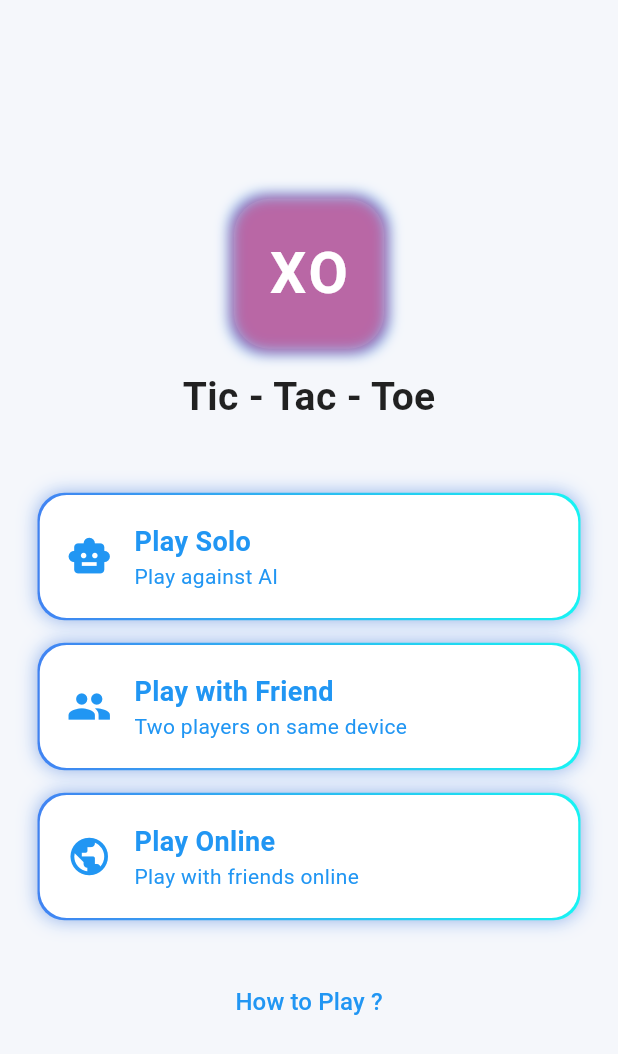
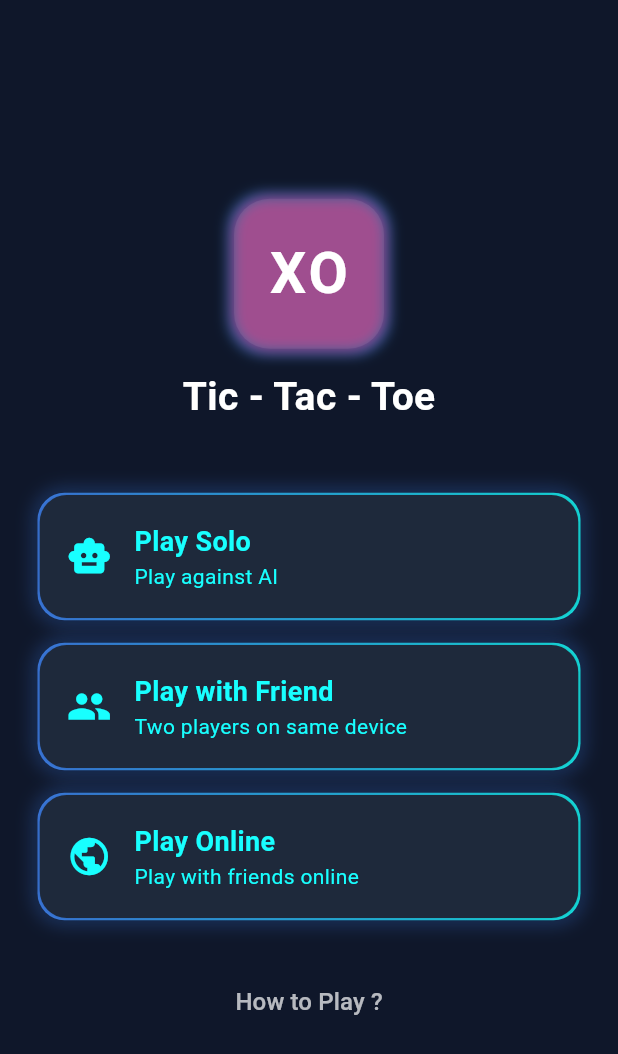
Before and after one commit to subhadip420/Tic_Tac_Toe_Game, a Flutter app: the screen it shows after launch, on a phone screen of 412 x 824 dp. Shown: the top 1054 px of the screen. Run offline on Flutter 3.47's test engine with Material 3 defaults, Android fonts, the phone set to English and light mode, and no system bars; our stand-ins replace app_links, audioplayers, confetti, connectivity_plus, firebase_core, firebase_database and 8 more; missing offline and left inert: dart:js_interop; accounts and stored records are empty.

Commit message:
fixed dialog theme and app theme

```diff
--- a/lib/main.dart
+++ b/lib/main.dart
@@ -25,6 +25,8 @@ void main() async {
 
 final GlobalKey<NavigatorState> navigatorKey = GlobalKey<NavigatorState>();
 
+bool isDark = true;
+
 class TicTacToeApp extends StatelessWidget {
   const TicTacToeApp({super.key});
 
@@ -34,7 +36,13 @@ class TicTacToeApp extends StatelessWidget {
       navigatorKey: navigatorKey,
       debugShowCheckedModeBanner: false,
       title: "Tic Tac Toe",
-      themeMode: ThemeMode.system,
+
+      //themeMode: ThemeMode.system,
+
+      themeMode: isDark
+          ? ThemeMode.dark
+          : ThemeMode.light,
+
 
       // LIGHT THEME
       theme: ThemeData(
@@ -71,7 +79,7 @@ class _HomePageState extends State<HomePage>
   @override
   void initState() {
     super.initState();
-
+    loadTheme();
     controller = AnimationController(
       vsync: this,
       duration: const Duration(seconds: 2),
@@ -99,12 +107,20 @@ class _HomePageState extends State<HomePage>
     controller.dispose();
     super.dispose();
   }
+  Future<void> loadTheme() async {
+    final prefs = await SharedPreferences.getInstance();
 
+    if (!mounted) return;
+
+    setState(() {
+      isDark = prefs.getBool("theme_dark") ?? true;
+    });
+  }
   @override
   Widget build(BuildContext context) {
-    final isDark = Theme
-        .of(context)
-        .brightness == Brightness.dark;
+    // final isDark = Theme
+    //     .of(context)
+    //     .brightness == Brightness.dark;
 
     return Scaffold(
       resizeToAvoidBottomInset: true,
--- a/lib/screens/play_online_board_page.dart
+++ b/lib/screens/play_online_board_page.dart
@@ -3,13 +3,9 @@ import 'dart:async';
 import 'package:flutter/material.dart';
 import 'package:confetti/confetti.dart';
 import 'dart:math';
-import 'package:flutter/material.dart';
-import 'package:confetti/confetti.dart';
 import 'package:flutter/services.dart';
 import 'package:shared_preferences/shared_preferences.dart';
 import 'package:audioplayers/audioplayers.dart';
-import 'package:confetti/confetti.dart';
-import 'dart:math';
 import 'package:vibration/vibration.dart';
 import 'dart:ui';
 import 'package:fluttertoast/fluttertoast.dart';
--- a/lib/screens/two_player_board_page.dart
+++ b/lib/screens/two_player_board_page.dart
@@ -840,7 +840,7 @@ class _TwoPlayerBoardPageState extends State<TwoPlayerBoardPage>
 
   @override
   Widget build(BuildContext context) {
-    Color bgColor = isDark ? const Color(0xFF1F2A44) : const Color(0xFFF5F5F5);
+    //Color bgColor = isDark ? const Color(0xFF1F2A44) : const Color(0xFFF5F5F5);
     Color boardColor = isDark ? const Color(0xFF2B3A5A) : Colors.white;
     Color cellColor = isDark
         ? const Color(0xFF1F2A44)
```
Also changed, not shown: lib/screens/play_online_start_page.dart (+139 -168 lines), lib/widgets/loading_dialog_with_button.dart (+10 -1 lines).
